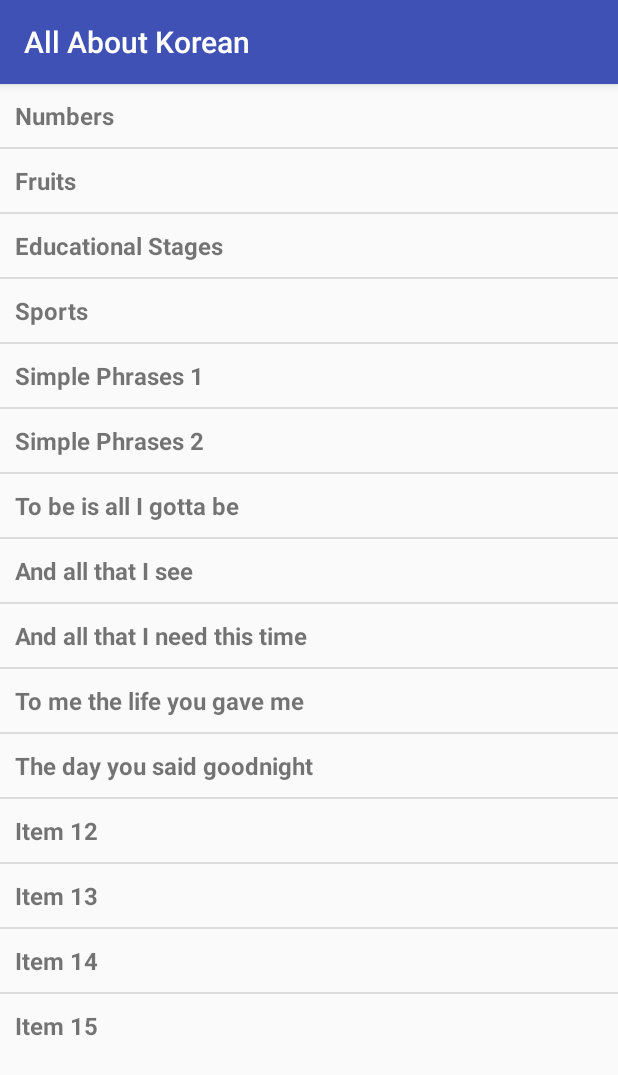
After one commit to melvinNivGames/AllAboutKorean, an Android app: the CategoriesActivity screen opened directly, with no data from a screen before it, on a phone screen of 412 x 824 dp. The commit adds this screen. Shown: the top 1075 px of the screen. Run offline under Robolectric (Android 15) with nearby library versions, the phone set to English and light mode, and no system bars.

Commit message:
v.02
Menu and categories screen added.

```diff
--- a/app/src/main/AndroidManifest.xml
+++ b/app/src/main/AndroidManifest.xml
@@ -12,10 +12,13 @@
         <activity android:name=".MainActivity">
             <intent-filter>
                 <action android:name="android.intent.action.MAIN" />
-
                 <category android:name="android.intent.category.LAUNCHER" />
             </intent-filter>
         </activity>
+        <activity
+            android:name=".CategoriesActivity"
+            android:label="@string/app_name"
+            android:theme="@style/AppTheme"></activity>
     </application>
 
 </manifest>
--- /dev/null
+++ b/app/src/main/java/com/ccs/yvonne/allaboutkorean/CategoriesActivity.java
@@ -0,0 +1,38 @@
+package com.ccs.yvonne.allaboutkorean;
+
+/**
+ * Created by melvin.g.uy on 9/6/2017.
+ */
+
+import android.os.Bundle;
+import android.app.Activity;
+import android.support.v7.app.AppCompatActivity;
+import android.view.Menu;
+import android.view.View;
+import android.widget.ArrayAdapter;
+import android.widget.ListView;
+import android.widget.Toast;
+
+public class CategoriesActivity extends AppCompatActivity {
+    // Array of strings...
+    String[] mobileArray = {"Numbers","Fruits","Educational Stages","Sports",
+            "Simple Phrases 1","Simple Phrases 2","To be is all I gotta be",
+            "And all that I see","And all that I need this time",
+            "To me the life you gave me","The day you said goodnight",
+            "Item 12", "Item 13", "Item 14", "Item 15"};
+
+    @Override
+    protected void onCreate(Bundle savedInstanceState) {
+        super.onCreate(savedInstanceState);
+        setContentView(R.layout.activity_categories);
+
+        ArrayAdapter adapter = new ArrayAdapter<String>(this,
+                R.layout.activity_listview, mobileArray);
+
+        ListView listView = (ListView) findViewById(R.id.mobile_list);
+        listView.setAdapter(adapter);
+
+
+    }
+
+}
--- /dev/null
+++ b/app/src/main/res/layout/activity_categories.xml
@@ -0,0 +1,13 @@
+<LinearLayout xmlns:android="http://schemas.android.com/apk/res/android"
+    xmlns:tools="http://schemas.android.com/tools"
+    android:layout_width="match_parent"
+    android:layout_height="match_parent"
+    android:orientation="vertical">
+
+    <ListView
+        android:id="@+id/mobile_list"
+        android:layout_width="match_parent"
+        android:layout_height="wrap_content" >
+    </ListView>
+
+</LinearLayout>
--- /dev/null
+++ b/app/src/main/res/layout/activity_listview.xml
@@ -0,0 +1,11 @@
+<?xml version="1.0" encoding="utf-8"?>
+<!--  Single List Item Design -->
+
+<TextView xmlns:android="http://schemas.android.com/apk/res/android"
+    android:id="@+id/label"
+    android:layout_width="fill_parent"
+    android:layout_height="fill_parent"
+    android:padding="10dip"
+    android:textSize="16dip"
+    android:textStyle="bold" >
+</TextView>
```
Also changed, not shown: app/src/main/java/com/ccs/yvonne/allaboutkorean/MainActivity.java (+12 -0 lines), app/src/main/res/layout/activity_main.xml (+62 -3 lines).
